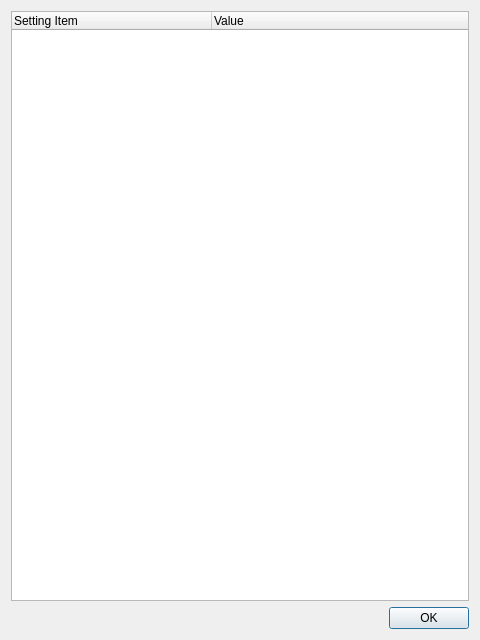
Before: the Qt Designer form core/hq/ui/settingsoverview_dialog.ui in tud-hri/joan, drawn with Qt 5.
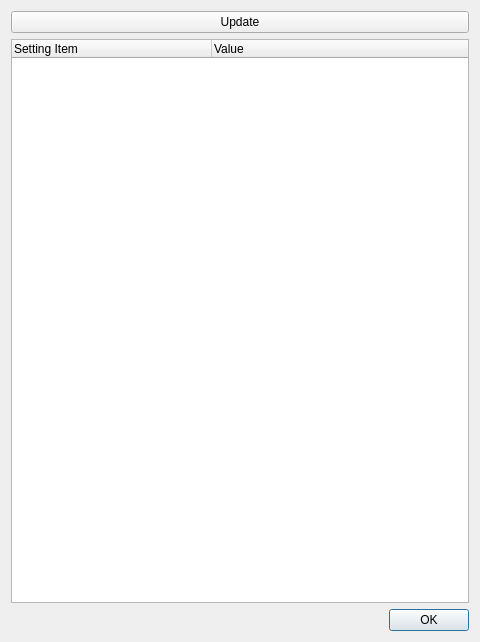
After: the same form once the commit is applied.

```diff
--- a/core/hq/ui/settingsoverview_dialog.ui
+++ b/core/hq/ui/settingsoverview_dialog.ui
@@ -7,13 +7,20 @@
     <x>0</x>
     <y>0</y>
     <width>480</width>
-    <height>640</height>
+    <height>642</height>
    </rect>
   </property>
   <property name="windowTitle">
    <string>All Current Settings</string>
   </property>
   <layout class="QVBoxLayout" name="verticalLayout">
+   <item>
+    <widget class="QPushButton" name="btnUpdate">
+     <property name="text">
+      <string>Update</string>
+     </property>
+    </widget>
+   </item>
    <item>
     <widget class="QTreeWidget" name="treeWidget">
      <attribute name="headerMinimumSectionSize">
```
Left out of the diff: 9 changed lines with no effect on the pictures.
